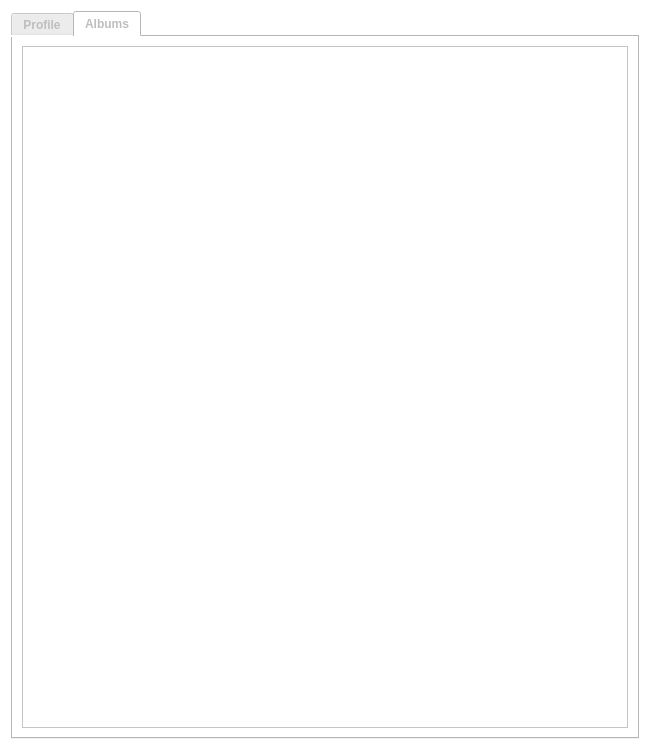
Qt form ui/dialogs/artistview.ui (amirmohsen1384/Mockingbird) before a commit.
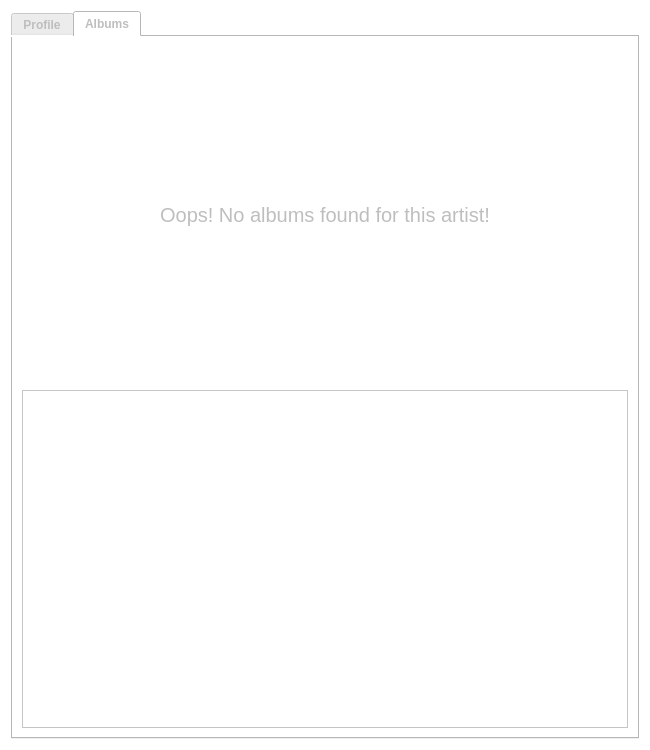
The same form after that commit. The open tabs and pages were chosen to show the change. Icons and pictures are not drawn. Custom widgets are drawn as their Qt base class.

Commit message:
Improvement on the artist view
Artist view now behaves more naturally when no source model or incomplete data is supplied.

```diff
--- a/ui/dialogs/artistview.ui
+++ b/ui/dialogs/artistview.ui
@@ -123,7 +123,7 @@
        <string>Albums</string>
       </attribute>
       <layout class="QGridLayout" name="playlistLayout">
-       <item row="0" column="0" colspan="2">
+       <item row="1" column="0" colspan="2">
         <widget class="QListView" name="playlistView">
          <property name="sizePolicy">
           <sizepolicy hsizetype="MinimumExpanding" vsizetype="MinimumExpanding">
@@ -144,6 +144,28 @@
          </property>
         </widget>
        </item>
+       <item row="0" column="0" colspan="2">
+        <widget class="QLabel" name="notFoundLabel">
+         <property name="sizePolicy">
+          <sizepolicy hsizetype="MinimumExpanding" vsizetype="MinimumExpanding">
+           <horstretch>0</horstretch>
+           <verstretch>0</verstretch>
+          </sizepolicy>
+         </property>
+         <property name="font">
+          <font>
+           <pointsize>15</pointsize>
+           <fontweight>ExtraLight</fontweight>
+          </font>
+         </property>
+         <property name="text">
+          <string>Oops! No albums found for this artist!</string>
+         </property>
+         <property name="alignment">
+          <set>Qt::AlignmentFlag::AlignCenter</set>
+         </property>
+        </widget>
+       </item>
       </layout>
      </widget>
     </widget>
```
The commit also changes 1 other file.
